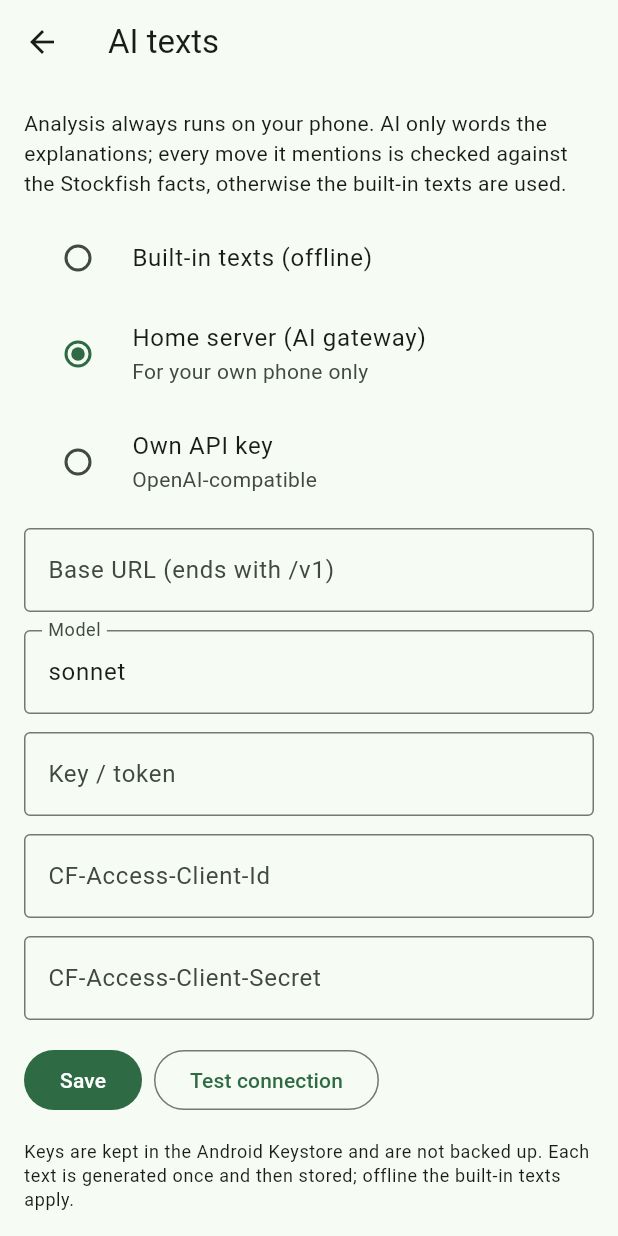
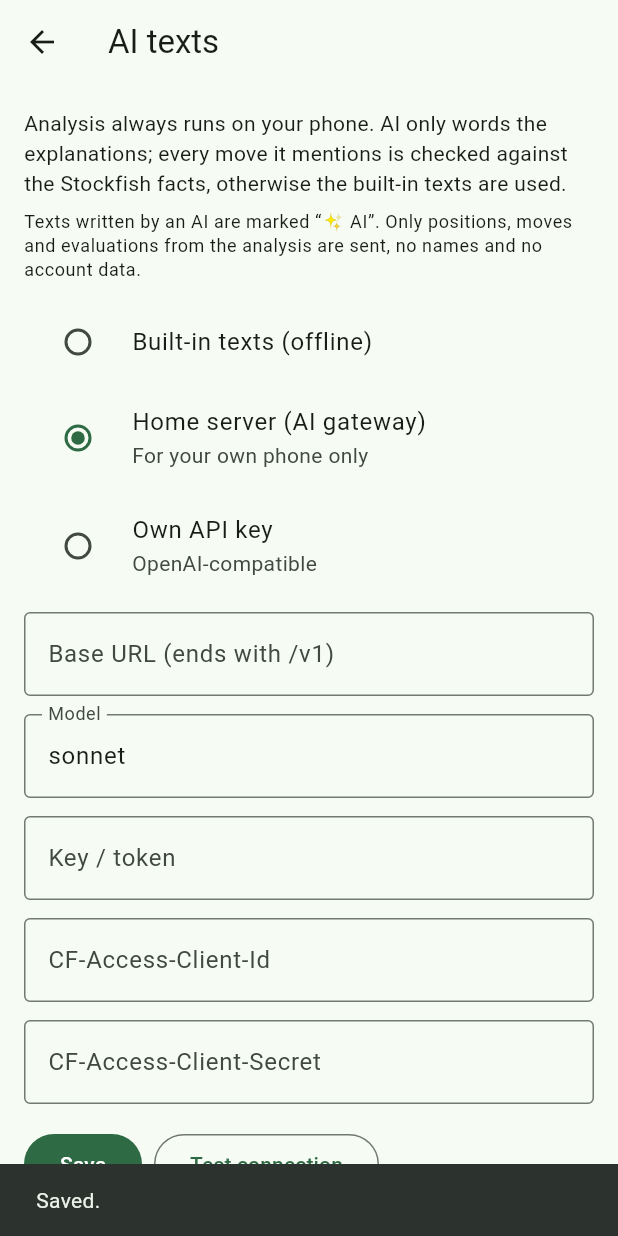
Before and after one commit to adubdubdub/chess-mentor-app, a Flutter app: the AiPage screen opened directly, after a tap on "Home server (AI gateway)", after a tap on "Save", on a phone screen of 412 x 824 dp. Run offline on Flutter 3.47's test engine with Material 3 defaults, Android fonts, the phone set to English and light mode, and no system bars; our stand-ins replace file_picker, flutter_local_notifications, flutter_secure_storage, flutter_timezone, shared_preferences, sqflite and 2 more; missing offline and left inert: chessground, dartchess, flutter_foreground_task, multistockfish, receive_sharing_intent; accounts and stored records are empty.

Commit message:
KI-Kennzeichnung (✨ KI) an allen KI-Texten, Speichern-Rückmeldung in den KI-Einstellungen, keine Spielernamen im Besprechungs-Prompt
Co-Authored-By: Claude Sonnet 5.5 <noreply@anthropic.com>

```diff
--- a/lib/ai/prompts.dart
+++ b/lib/ai/prompts.dart
@@ -73,8 +73,6 @@ $facts''';
 /// Fakten zu einer ganzen Partie für die Besprechung (wie `_facts` in coach.py).
 Map<String, Object?> reviewFacts(GameAnalysis a, {required bool de}) => {
   'color': a.color.name,
-  'white': a.white,
-  'black': a.black,
   'result': a.result,
   'opening': a.opening,
   'moves': a.moves,
--- a/lib/ui/ai_page.dart
+++ b/lib/ui/ai_page.dart
@@ -52,8 +52,10 @@ class _AiPageState extends State<AiPage> {
     if (mounted) setState(() {});
   }
 
-  Future<void> _save() async {
+  Future<void> _save({bool notify = false}) async {
     final scope = AppScope.of(context);
+    final messenger = ScaffoldMessenger.of(context);
+    final saved = Tr.of(context).t('Gespeichert.', 'Saved.');
     scope.settings.aiMode = _mode;
     if (_mode == AiMode.templates) return;
     scope.settings.setAiBaseUrl(_mode, _url.text);
@@ -61,6 +63,7 @@ class _AiPageState extends State<AiPage> {
     await scope.secrets.write(_mode.name, 'apiKey', _key.text.trim());
     await scope.secrets.write(_mode.name, 'cfId', _cfId.text.trim());
     await scope.secrets.write(_mode.name, 'cfSecret', _cfSecret.text.trim());
+    if (notify) messenger.showSnackBar(SnackBar(content: Text(saved)));
   }
 
   Future<void> _runTest() async {
@@ -114,6 +117,16 @@ class _AiPageState extends State<AiPage> {
               'Analysis always runs on your phone. AI only words the explanations; every move it mentions is checked '
                   'against the Stockfish facts, otherwise the built-in texts are used.',
             ),
+          ),
+          const SizedBox(height: 8),
+          Text(
+            tr.t(
+              'Texte, die eine KI geschrieben hat, sind mit „✨ KI“ gekennzeichnet. Gesendet werden nur Stellungen, Züge und '
+                  'Bewertungen aus der Analyse, keine Namen und keine Kontodaten.',
+              'Texts written by an AI are marked “✨ AI”. Only positions, moves and evaluations from the analysis are sent, '
+                  'no names and no account data.',
+            ),
+            style: theme.textTheme.bodySmall,
           ),
           const SizedBox(height: 12),
           RadioGroup<AiMode>(
@@ -188,7 +201,7 @@ class _AiPageState extends State<AiPage> {
               spacing: 8,
               crossAxisAlignment: WrapCrossAlignment.center,
               children: [
-                FilledButton(onPressed: _save, child: Text(tr.t('Speichern', 'Save'))),
+                FilledButton(onPressed: () => _save(notify: true), child: Text(tr.t('Speichern', 'Save'))),
                 OutlinedButton(
                   onPressed: _testing ? null : _runTest,
                   child: Text(tr.t('Verbindung testen', 'Test connection')),
--- a/lib/ui/game_page.dart
+++ b/lib/ui/game_page.dart
@@ -615,7 +615,7 @@ class MomentPage extends StatelessWidget {
             padding: const EdgeInsets.all(16),
             child: Column(
               crossAxisAlignment: CrossAxisAlignment.start,
-              children: [...explanationSections(CoachTexts(tr), m)],
+              children: [...explanationSections(context, CoachTexts(tr), m)],
             ),
           ),
         ],
--- a/lib/ui/puzzle_page.dart
+++ b/lib/ui/puzzle_page.dart
@@ -8,6 +8,7 @@ import '../coach/coach_texts.dart';
 import '../data/game_store.dart';
 import '../puzzles/follow_up.dart';
 import '../puzzles/schedule.dart';
+import 'ai_badge.dart';
 import 'app_scope.dart';
 import 'evaluation_table.dart';
 import 'strings.dart';
@@ -266,7 +267,7 @@ class _PuzzlePageState extends State<PuzzlePage> {
           Text(tr.san(m.replyLine)),
         ],
         heading(tr.t('Warum', 'Why')),
-        Text(_aiText ?? coach.puzzleWhy(m)),
+        aiAwareText(context, _aiText ?? coach.puzzleWhy(m), ai: _aiText != null),
         if (_aiLoading)
           Padding(
             padding: const EdgeInsets.only(top: 4),
```
Also changed, not shown: lib/ui/ai_badge.dart (added, +70 -0 lines), lib/ui/focus_card.dart (+5 -4 lines), lib/ui/review_page.dart (+16 -6 lines), 3 other files.
